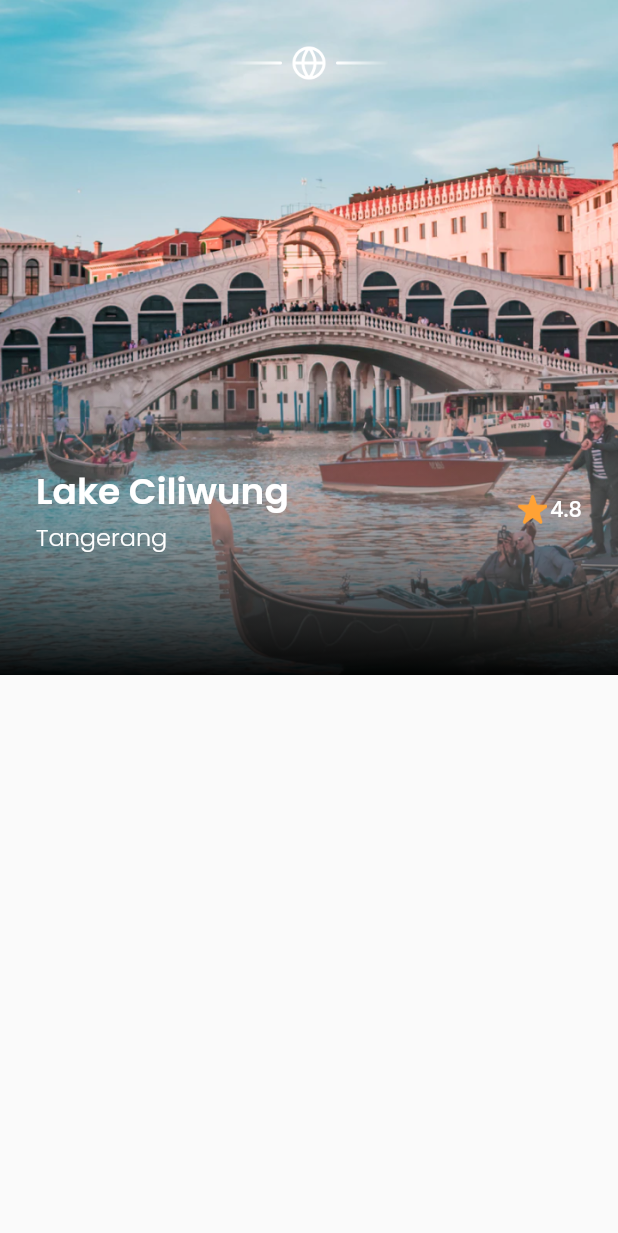
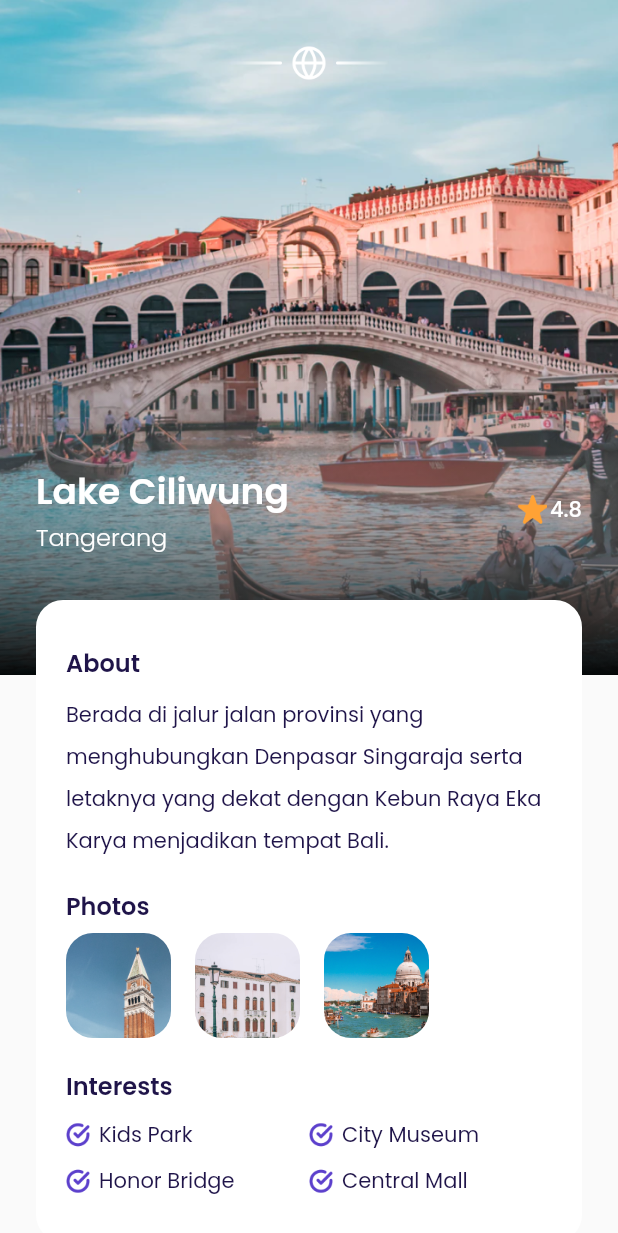
Before and after one commit to Khoruma/airplane, a Flutter app: the MainPage screen opened by its route, after a tap on "4.8", on a phone screen of 412 x 824 dp. Shown: the top 1233 px of the screen. Run offline on Flutter 3.47's test engine with Material 2 defaults, Android fonts, the phone set to English and light mode, and no system bars; our stand-ins replace google_fonts.

```diff
--- a/lib/shared/theme.dart
+++ b/lib/shared/theme.dart
@@ -11,6 +11,7 @@ Color kGreyColor = const Color(0xff9698A9);
 Color kGreenColor = const Color(0xff0EC3AE);
 Color kRedColor = const Color(0xffEB70A5);
 Color kTransparentColor = Colors.transparent;
+Color kUnavailableColor = const Color(0xffEBECF1);
 
 TextStyle blackTextStyle = GoogleFonts.poppins(
   color: kBlackColor,
--- a/lib/ui/pages/detail_page.dart
+++ b/lib/ui/pages/detail_page.dart
@@ -42,6 +42,7 @@ class DetailPage extends StatelessWidget {
         margin: EdgeInsets.symmetric(horizontal: defaultMargin),
         child: Column(
           children: [
+            //* EMBLEM
             Container(
               height: 24,
               width: 108,
@@ -52,6 +53,8 @@ class DetailPage extends StatelessWidget {
                 ),
               ),
             ),
+
+            //* TITLE
             Container(
               margin: EdgeInsets.only(top: 256),
               child: Row(
@@ -101,6 +104,136 @@ class DetailPage extends StatelessWidget {
                   ),
                 ],
               ),
+            ),
+
+            //* DETAIL
+            Container(
+              width: double.infinity,
+              padding: const EdgeInsets.symmetric(horizontal: 20, vertical: 30),
+              margin: const EdgeInsets.only(top: 30),
+              decoration: BoxDecoration(
+                  borderRadius: BorderRadius.circular(18), color: kWhiteColor),
+              child: Column(
+                crossAxisAlignment: CrossAxisAlignment.start,
+                children: [
+                  //* ABOUT
+                  Text(
+                    'About',
+                    style: blackTextStyle.copyWith(
+                      fontSize: 16,
+                      fontWeight: semiBold,
+                    ),
+                  ),
+                  const SizedBox(height: 6),
+                  Text(
+                    'Berada di jalur jalan provinsi yang menghubungkan Denpasar Singaraja serta letaknya yang dekat dengan Kebun Raya Eka Karya menjadikan tempat Bali.',
+                    style: blackTextStyle.copyWith(
+                      fontSize: 14,
+                      fontWeight: regular,
+                      height: 2,
+                    ),
+                  ),
+
+                  //* PHOTOS
+                  const SizedBox(height: 20),
+                  Text(
+                    'Photos',
+                    style: blackTextStyle.copyWith(
+                      fontSize: 16,
+                      fontWeight: semiBold,
+                    ),
+                  ),
+                  const SizedBox(height: 6),
+                  Row(
+                    children: [
+                      PhotoItem(
+                        imageUrl: 'assets/image_photos1.png',
+                      ),
+                      PhotoItem(
+                        imageUrl: 'assets/image_photos2.png',
+                      ),
+                      PhotoItem(
+                        imageUrl: 'assets/image_photos3.png',
+                      ),
+                    ],
+                  ),
+
+                  //* INTERESTS
+                  const SizedBox(height: 20),
+                  Text(
+                    'Interests',
+                    style: blackTextStyle.copyWith(
+                      fontSize: 16,
+                      fontWeight: semiBold,
+                    ),
+                  ),
+                  const SizedBox(height: 10),
+                  Row(
+                    children: [
+                      InterestItem(
+                        text: 'Kids Park',
+                      ),
+                      InterestItem(
+                        text: 'City Museum',
+                      ),
+                    ],
+                  ),
+                  const SizedBox(height: 10),
+                  Row(
+                    children: [
+                      InterestItem(
+                        text: 'Honor Bridge',
+                      ),
+                      InterestItem(
+                        text: 'Central Mall',
+                      ),
+                    ],
+                  ),
+                ],
+              ),
+            ),
+
+            //* PRICE AND BOOK BUTTON
+            Container(
+              width: double.infinity,
+              margin: EdgeInsets.symmetric(vertical: 30),
+              child: Row(
+                children: [
+                  Expanded(
+                    child: Column(
+                      crossAxisAlignment: CrossAxisAlignment.start,
+                      children: [
+                        Text(
+                          'IDR 2.500.000',
+                          style: blackTextStyle.copyWith(
+                            fontSize: 18,
+                            fontWeight: medium,
+                          ),
+                        ),
+                        const SizedBox(height: 5),
+                        Text(
+                          'per orang',
+                          style: greyTextStyle.copyWith(
+                            fontSize: 14,
+                            fontWeight: light,
+                          ),
+                        )
+                      ],
+                    ),
+                  ),
+                  CustomButton(
+                    title: 'Book Now',
+                    onPressed: () {
+                      Navigator.push(
+                          context,
+                          MaterialPageRoute(
+                            builder: (context) => const ChooseSeatPage(),
+                          ));
+                    },
+                    width: 170,
+                  ),
+                ],
+              ),
             )
           ],
         ),
@@ -109,12 +242,14 @@ class DetailPage extends StatelessWidget {
 
     return Scaffold(
       backgroundColor: kBackgroundColor,
-      body: Stack(
-        children: [
-          backgroundImage(),
-          customShadow(),
-          content(),
-        ],
+      body: SingleChildScrollView(
+        child: Stack(
+          children: [
+            backgroundImage(),
+            customShadow(),
+            content(),
+          ],
+        ),
       ),
     );
   }
--- a/lib/ui/pages/pages.dart
+++ b/lib/ui/pages/pages.dart
@@ -11,3 +11,4 @@ part 'bonus_page.dart';
 part 'main_page.dart';
 part 'home_page.dart';
 part 'detail_page.dart';
+part 'choose_seat_page.dart';
--- a/lib/ui/widgets/destination_tile.dart
+++ b/lib/ui/widgets/destination_tile.dart
@@ -16,7 +16,15 @@ class DestinationTile extends StatelessWidget {
 
   @override
   Widget build(BuildContext context) {
-    return Container(
+    return GestureDetector(
+      onTap: () {
+        Navigator.push(
+            context,
+            MaterialPageRoute(
+              builder: (context) => const DetailPage(),
+            ));
+      },
+      child: Container(
         margin: const EdgeInsets.only(top: 16),
         padding: const EdgeInsets.all(10),
         width: 327,
@@ -86,6 +94,7 @@ class DestinationTile extends StatelessWidget {
             )
           ],
         ),
+      ),
     );
   }
 }
--- /dev/null
+++ b/lib/ui/widgets/interest_item.dart
@@ -0,0 +1,34 @@
+part of 'widgets.dart';
+
+class InterestItem extends StatelessWidget {
+  final String text;
+
+  const InterestItem({
+    Key? key,
+    required this.text,
+  }) : super(key: key);
+
+  @override
+  Widget build(BuildContext context) {
+    return Expanded(
+      child: Row(
+        children: [
+          Container(
+            width: 16,
+            height: 16,
+            margin: const EdgeInsets.only(right: 6),
+            decoration: const BoxDecoration(
+              image: DecorationImage(
+                image: AssetImage('assets/icon_check.png'),
+              ),
+            ),
+          ),
+          Text(
+            text,
+            style: blackTextStyle,
+          )
+        ],
+      ),
+    );
+  }
+}
--- /dev/null
+++ b/lib/ui/widgets/photo_item.dart
@@ -0,0 +1,26 @@
+part of 'widgets.dart';
+
+class PhotoItem extends StatelessWidget {
+  final String imageUrl;
+
+  const PhotoItem({
+    Key? key,
+    required this.imageUrl,
+  }) : super(key: key);
+
+  @override
+  Widget build(BuildContext context) {
+    return Container(
+      width: 70,
+      height: 70,
+      margin: const EdgeInsets.only(right: 16),
+      decoration: BoxDecoration(
+        borderRadius: BorderRadius.circular(18),
+        image: DecorationImage(
+          fit: BoxFit.cover,
+          image: AssetImage(imageUrl),
+        ),
+      ),
+    );
+  }
+}
--- a/lib/ui/widgets/widgets.dart
+++ b/lib/ui/widgets/widgets.dart
@@ -7,3 +7,6 @@ part 'custom_button.dart';
 part 'custom_text_form_field.dart';
 part 'destination_card.dart';
 part 'destination_tile.dart';
+part 'photo_item.dart';
+part 'interest_item.dart';
+part 'seat_itemd.dart';
```
Also changed, not shown: lib/ui/pages/choose_seat_page.dart (added, +201 -0 lines), lib/ui/widgets/seat_itemd.dart (added, +17 -0 lines). Lines whose indentation alone changed are shown as unchanged.
